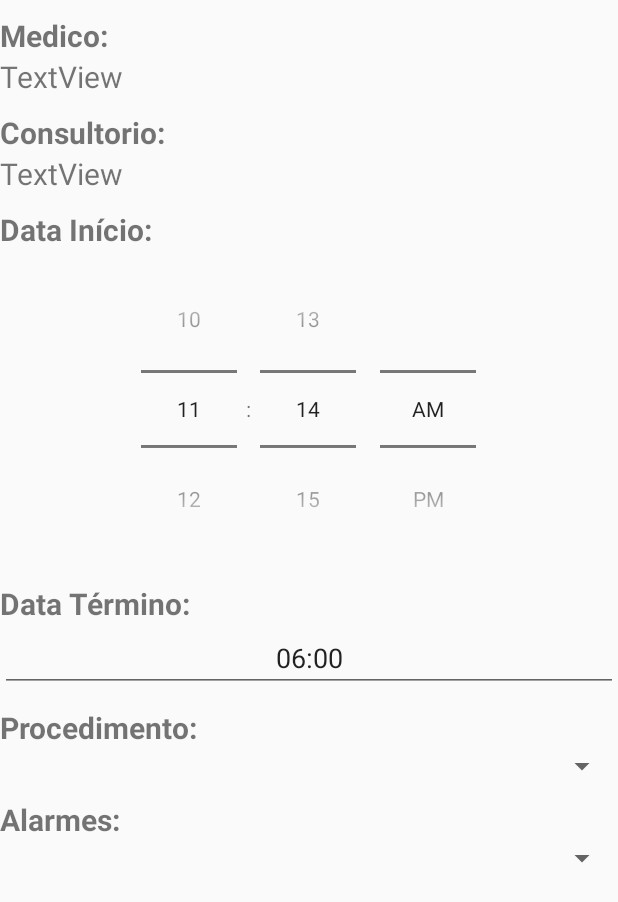
After one commit to 2Luglios/ConfirmaConsulta, an Android app: the layout dialog_add_horario.xml on its own in the app's theme, with its tools: preview values and no code run, on a phone screen of 412 x 824 dp. The commit adds this screen. Shown: the top 902 px of the screen. Run offline under Robolectric (Android 15) with nearby library versions, the phone set to English and light mode, and no system bars.

Commit message:
mais cadastros de datas e horarios e melhoraando o modelo de mensagens e eventos

```diff
--- a/ConfirmaConsultaDroid/app/src/main/java/br/com/a2luglios/confirmaconsultadroid/adapter/ConsultaAdapter.java
+++ b/ConfirmaConsultaDroid/app/src/main/java/br/com/a2luglios/confirmaconsultadroid/adapter/ConsultaAdapter.java
@@ -51,7 +51,7 @@ public class ConsultaAdapter extends BaseAdapter {
         View v = LayoutInflater.from(ctx).inflate(R.layout.item_consulta_layout, null);
 
         Date data = new Date();
-        data.setTime(consultas.get(i).getData());
+        data.setTime(consultas.get(i).getDataInicio());
 
         TextView txtData = (TextView) v.findViewById(R.id.txtData);
         txtData.setText(sdfData.format(data));
--- a/ConfirmaConsultaDroid/app/src/main/java/br/com/a2luglios/confirmaconsultadroid/fragment/FragmentCalendario.java
+++ b/ConfirmaConsultaDroid/app/src/main/java/br/com/a2luglios/confirmaconsultadroid/fragment/FragmentCalendario.java
@@ -70,6 +70,10 @@ public class FragmentCalendario extends Fragment {
 
                 FragmentHorarios horarios = new FragmentHorarios();
 
+                Bundle argumentos = new Bundle();
+                argumentos.putLong("data", date.getTime());
+                horarios.setArguments(argumentos);
+
                 FragmentTransaction transaction = manager.beginTransaction();
                 transaction.replace(R.id.fragment_place, horarios);
                 transaction.addToBackStack(null);
--- /dev/null
+++ b/ConfirmaConsultaDroid/app/src/main/res/layout/dialog_add_horario.xml
@@ -0,0 +1,105 @@
+<?xml version="1.0" encoding="utf-8"?>
+
+<ScrollView xmlns:android="http://schemas.android.com/apk/res/android"
+    android:orientation="vertical" android:layout_width="match_parent"
+    android:layout_height="match_parent">
+
+    <LinearLayout
+        android:orientation="vertical" android:layout_width="match_parent"
+        android:layout_height="match_parent">
+
+        <TextView
+            android:id="@+id/textView6"
+            android:layout_width="match_parent"
+            android:layout_height="wrap_content"
+            android:paddingTop="10dp"
+            android:text="Medico:"
+            android:textSize="20sp"
+            android:textStyle="bold" />
+
+        <TextView
+            android:id="@+id/txtMedico"
+            android:layout_width="match_parent"
+            android:layout_height="wrap_content"
+            android:text="TextView"
+            android:textSize="20sp" />
+
+        <TextView
+            android:id="@+id/textView8"
+            android:layout_width="match_parent"
+            android:layout_height="wrap_content"
+            android:paddingTop="10dp"
+            android:text="Consultorio:"
+            android:textSize="20sp"
+            android:textStyle="bold" />
+
+        <TextView
+            android:id="@+id/txtConsultorio"
+            android:layout_width="match_parent"
+            android:layout_height="wrap_content"
+            android:text="TextView"
+            android:textSize="20sp" />
+
+        <TextView
+            android:id="@+id/textView10"
+            android:layout_width="match_parent"
+            android:layout_height="wrap_content"
+            android:paddingTop="10dp"
+            android:text="Data Início:"
+            android:textSize="20sp"
+            android:textStyle="bold" />
+
+        <TimePicker
+            android:id="@+id/horaInicio"
+            android:layout_width="match_parent"
+            android:layout_height="wrap_content"
+            android:timePickerMode="spinner" />
+
+        <TextView
+            android:id="@+id/textView12"
+            android:layout_width="match_parent"
+            android:layout_height="wrap_content"
+            android:paddingTop="10dp"
+            android:text="Data Término:"
+            android:textSize="20sp"
+            android:textStyle="bold" />
+
+        <EditText
+            android:id="@+id/horaTermino"
+            android:layout_width="match_parent"
+            android:layout_height="wrap_content"
+            android:ems="10"
+            android:gravity="center_horizontal"
+            android:inputType="textPersonName"
+            android:text="06:00" />
+
+        <TextView
+            android:id="@+id/textView14"
+            android:layout_width="match_parent"
+            android:layout_height="wrap_content"
+            android:paddingTop="10dp"
+            android:text="Procedimento:"
+            android:textSize="20sp"
+            android:textStyle="bold" />
+
+        <Spinner
+            android:id="@+id/spinnerProcedimento"
+            android:layout_width="match_parent"
+            android:layout_height="wrap_content" />
+
+        <TextView
+            android:id="@+id/textView16"
+            android:layout_width="match_parent"
+            android:layout_height="wrap_content"
+            android:paddingTop="10dp"
+            android:text="Alarmes:"
+            android:textSize="20sp"
+            android:textStyle="bold" />
+
+        <Spinner
+            android:id="@+id/spinnerAlarme"
+            android:layout_width="match_parent"
+            android:layout_height="wrap_content" />
+
+    </LinearLayout>
+</ScrollView>
```
Also changed, not shown: ConfirmaConsultaDroid/app/src/main/java/TODO.txt (+15 -0 lines), ConfirmaConsultaDroid/app/src/main/java/br/com/a2luglios/confirmaconsultadroid/dao/BancoUtil.java (renamed from ConfirmaConsultaDroid/app/src/main/java/br/com/a2luglios/confirmaconsultadroid/util/BancoUtil.java, +3 -9 lines), ConfirmaConsultaDroid/app/src/main/java/br/com/a2luglios/confirmaconsultadroid/dao/ConsultaDao.java (deleted, +0 -77 lines), ConfirmaConsultaDroid/app/src/main/java/br/com/a2luglios/confirmaconsultadroid/dao/ConsultorioDao.java (deleted, +0 -102 lines), ConfirmaConsultaDroid/app/src/main/java/br/com/a2luglios/confirmaconsultadroid/dao/MedicoDao.java (deleted, +0 -95 lines), ConfirmaConsultaDroid/app/src/main/java/br/com/a2luglios/confirmaconsultadroid/fragment/FragmentHorarios.java (+59 -9 lines), ConfirmaConsultaDroid/app/src/main/java/br/com/a2luglios/confirmaconsultadroid/modelo/Consulta.java (+28 -9 lines), ConfirmaConsultaDroid/app/src/main/java/br/com/a2luglios/confirmaconsultadroid/modelo/Mensagem.java (+36 -0 lines).
